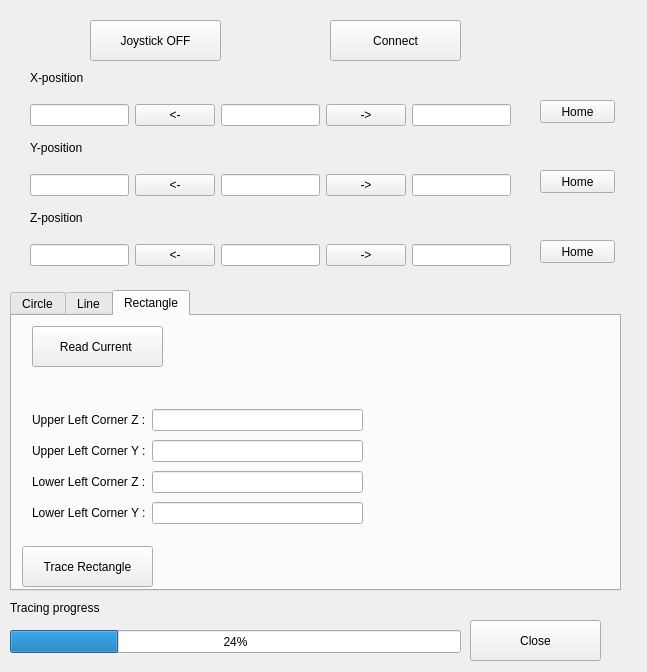
The window that uiESP300.ui (pdera/laser_cutting) describes before a commit, drawn with Qt 5.
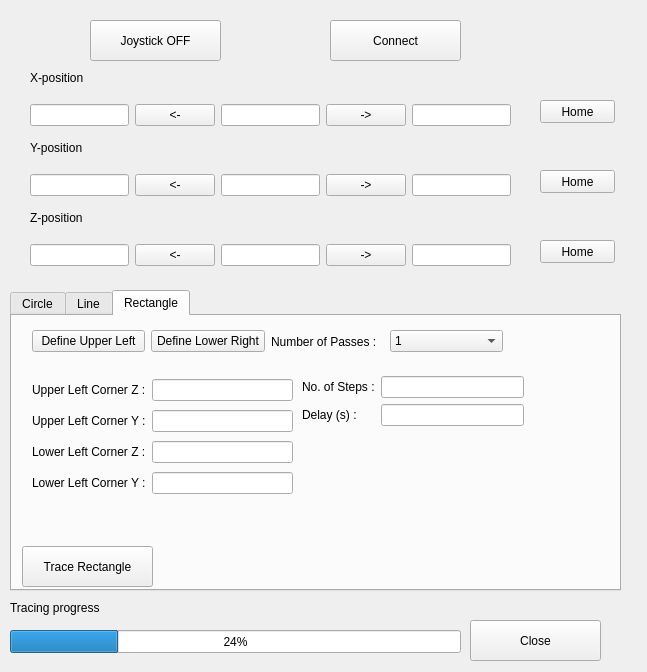
The same window after the commit. The open tabs and pages were chosen to show the change.

Commit message: First cut at rectangle....

Patch:
```diff
--- a/uiESP300.ui
+++ b/uiESP300.ui
@@ -621,8 +621,8 @@
      <property name="geometry">
       <rect>
        <x>20</x>
-       <y>90</y>
-       <width>331</width>
+       <y>60</y>
+       <width>261</width>
        <height>121</height>
       </rect>
      </property>
@@ -682,18 +682,94 @@
       <string>Trace Rectangle</string>
      </property>
     </widget>
-    <widget class="QPushButton" name="pushButton_ReadCurrentRect">
+    <widget class="QWidget" name="">
      <property name="geometry">
       <rect>
        <x>20</x>
        <y>10</y>
-       <width>131</width>
-       <height>41</height>
+       <width>471</width>
+       <height>31</height>
       </rect>
      </property>
-     <property name="text">
-      <string>Read Current </string>
+     <layout class="QHBoxLayout" name="horizontalLayout_6">
+      <item>
+       <widget class="QPushButton" name="pushButton_DefineULRect">
+        <property name="text">
+         <string>Define Upper Left</string>
+        </property>
+       </widget>
+      </item>
+      <item>
+       <widget class="QPushButton" name="pushButton_DefineLRRect">
+        <property name="text">
+         <string>Define Lower Right</string>
+        </property>
+       </widget>
+      </item>
+      <item>
+       <widget class="QLabel" name="label_23">
+        <property name="text">
+         <string>Number of Passes :</string>
+        </property>
+       </widget>
+      </item>
+      <item>
+       <widget class="QComboBox" name="comboBox_RectPasses">
+        <item>
+         <property name="text">
+          <string>1</string>
+         </property>
+        </item>
+        <item>
+         <property name="text">
+          <string>2</string>
+         </property>
+        </item>
+        <item>
+         <property name="text">
+          <string>3</string>
+         </property>
+        </item>
+        <item>
+         <property name="text">
+          <string>4</string>
+         </property>
+        </item>
+       </widget>
+      </item>
+     </layout>
+    </widget>
+    <widget class="QWidget" name="">
+     <property name="geometry">
+      <rect>
+       <x>290</x>
+       <y>60</y>
+       <width>222</width>
+       <height>52</height>
+      </rect>
      </property>
+     <layout class="QGridLayout" name="gridLayout_4">
+      <item row="0" column="0">
+       <widget class="QLabel" name="label_25">
+        <property name="text">
+         <string>No. of Steps :</string>
+        </property>
+       </widget>
+      </item>
+      <item row="0" column="1">
+       <widget class="QLineEdit" name="lineEdit_RectSegments"/>
+      </item>
+      <item row="1" column="0">
+       <widget class="QLabel" name="label_24">
+        <property name="text">
+         <string>Delay (s) :</string>
+        </property>
+       </widget>
+      </item>
+      <item row="1" column="1">
+       <widget class="QLineEdit" name="lineEdit_LineDelay_2"/>
+      </item>
+     </layout>
     </widget>
    </widget>
   </widget>
```
Left out of the diff: 65 changed lines with no effect on the pictures. The commit also changes 1 other file.
